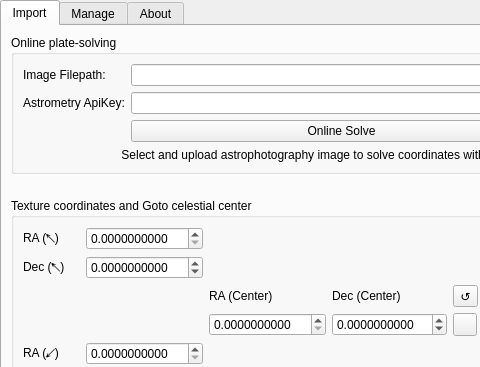
Old version of the form plugins/NebulaTextures/src/gui/nebulaTexturesDialog.ui in the repository Stellarium/stellarium; both pictures show x 0 to 480 and y 0 to 367 of the 686 by 585 pixel window.
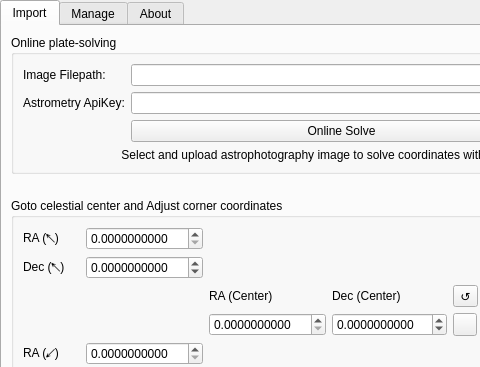
New version of the form. Icons and pictures are not drawn. Custom widgets are drawn as their Qt base class.

Commit message: #4191 BUG FIXING: keep the same form with getShortName()

The edit to the form file:
```diff
--- a/plugins/NebulaTextures/src/gui/nebulaTexturesDialog.ui
+++ b/plugins/NebulaTextures/src/gui/nebulaTexturesDialog.ui
@@ -162,7 +162,7 @@
        <item>
         <widget class="QGroupBox" name="groupBox_3">
          <property name="title">
-          <string>Texture coordinates and Goto celestial center</string>
+          <string>Goto celestial center and Adjust corner coordinates</string>
          </property>
          <layout class="QVBoxLayout" name="verticalLayout_9">
           <item>
```
The commit also changes 2 other files.
